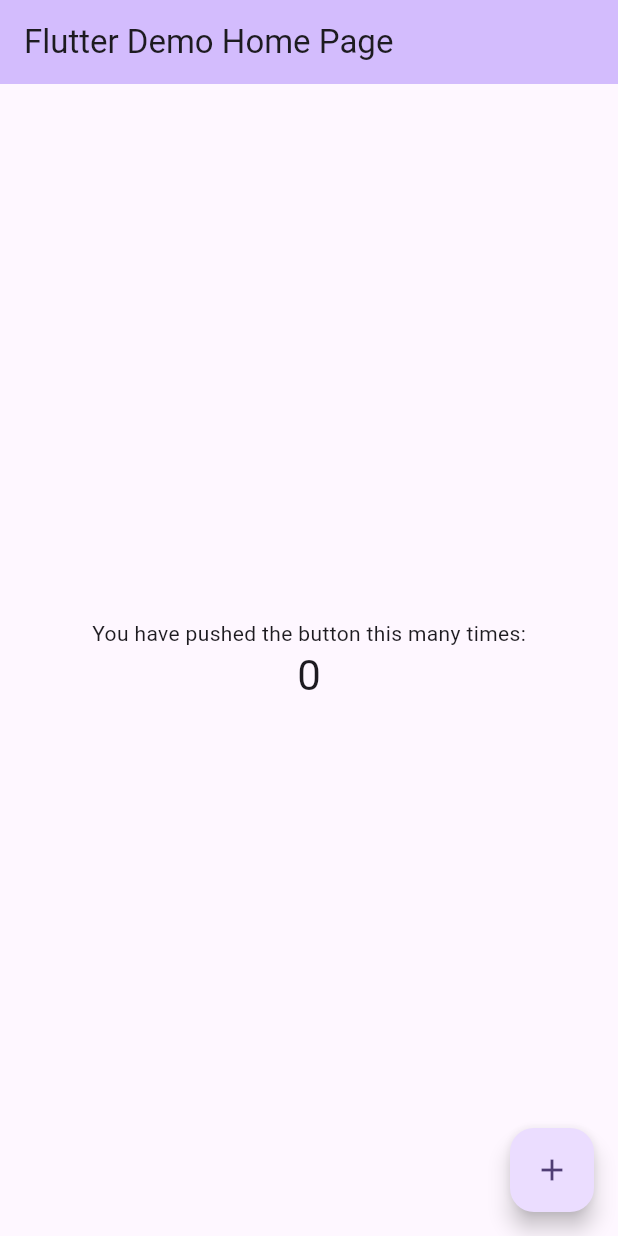
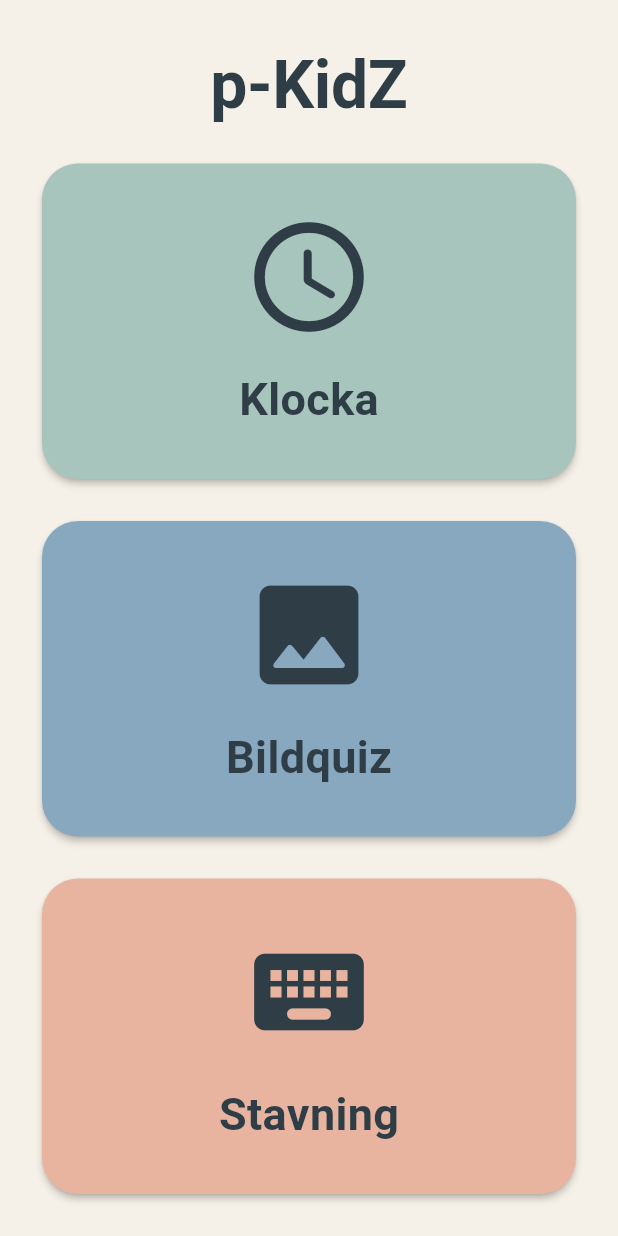
Before and after one commit to tjabZ/pkidz, a Flutter app: the screen it shows after launch, on a phone screen of 412 x 824 dp. Run offline on Flutter 3.47's test engine with Material 3 defaults, Android fonts, the phone set to English and light mode, and no system bars; our stand-ins replace shared_preferences.

Commit message:
Phase 1: app skeleton & home shell
Replaces the counter boilerplate with the p-KidZ shell:
- Soft Scandinavian theme (theme/palette.dart, theme/app_theme.dart)
- Home screen with 3 module tiles, orientation-aware (column/row)
- Klocka/Bildquiz/Stavning placeholder screens behind a shared
  ModuleScaffold with an always-visible Home button
- Persistent settings store via shared_preferences (SettingsController +
  SettingsScope), writing defaults on first launch
- Widget tests: tile render, navigation in/out, first-launch defaults

Co-Authored-By: Claude Opus 4.7 <noreply@anthropic.com>

```diff
--- a/lib/main.dart
+++ b/lib/main.dart
@@ -1,121 +1,30 @@
 import 'package:flutter/material.dart';
 
-void main() {
-  runApp(const MyApp());
+import 'settings/settings_controller.dart';
+import 'settings/settings_scope.dart';
+import 'shell/home_screen.dart';
+import 'theme/app_theme.dart';
+
+Future<void> main() async {
+  WidgetsFlutterBinding.ensureInitialized();
+  final settings = await SettingsController.load();
+  runApp(PkidzApp(settings: settings));
 }
 
-class MyApp extends StatelessWidget {
-  const MyApp({super.key});
+class PkidzApp extends StatelessWidget {
+  const PkidzApp({super.key, required this.settings});
 
-  // This widget is the root of your application.
-  @override
-  Widget build(BuildContext context) {
-    return MaterialApp(
-      title: 'Flutter Demo',
-      theme: ThemeData(
-        // This is the theme of your application.
-        //
-        // TRY THIS: Try running your application with "flutter run". You'll see
-        // the application has a purple toolbar. Then, without quitting the app,
-        // try changing the seedColor in the colorScheme below to Colors.green
-        // and then invoke "hot reload" (save your changes or press the "hot
-        // reload" button in a Flutter-supported IDE, or press "r" if you used
-        // the command line to start the app).
-        //
-        // Notice that the counter didn't reset back to zero; the application
-        // state is not lost during the reload. To reset the state, use hot
-        // restart instead.
-        //
-        // This works for code too, not just values: Most code changes can be
-        // tested with just a hot reload.
-        colorScheme: .fromSeed(seedColor: Colors.deepPurple),
-      ),
-      home: const MyHomePage(title: 'Flutter Demo Home Page'),
-    );
-  }
-}
-
-class MyHomePage extends StatefulWidget {
-  const MyHomePage({super.key, required this.title});
-
-  // This widget is the home page of your application. It is stateful, meaning
-  // that it has a State object (defined below) that contains fields that affect
-  // how it looks.
-
-  // This class is the configuration for the state. It holds the values (in this
-  // case the title) provided by the parent (in this case the App widget) and
-  // used by the build method of the State. Fields in a Widget subclass are
-  // always marked "final".
-
-  final String title;
-
-  @override
-  State<MyHomePage> createState() => _MyHomePageState();
-}
-
-class _MyHomePageState extends State<MyHomePage> {
-  int _counter = 0;
-
-  void _incrementCounter() {
-    setState(() {
-      // This call to setState tells the Flutter framework that something has
-      // changed in this State, which causes it to rerun the build method below
-      // so that the display can reflect the updated values. If we changed
-      // _counter without calling setState(), then the build method would not be
-      // called again, and so nothing would appear to happen.
-      _counter++;
-    });
-  }
+  final SettingsController settings;
 
   @override
   Widget build(BuildContext context) {
-    // This method is rerun every time setState is called, for instance as done
-    // by the _incrementCounter method above.
-    //
-    // The Flutter framework has been optimized to make rerunning build methods
-    // fast, so that you can just rebuild anything that needs updating rather
-    // than having to individually change instances of widgets.
-    return Scaffold(
-      appBar: AppBar(
-        // TRY THIS: Try changing the color here to a specific color (to
-        // Colors.amber, perhaps?) and trigger a hot reload to see the AppBar
-        // change color while the other colors stay the same.
-        backgroundColor: Theme.of(context).colorScheme.inversePrimary,
-        // Here we take the value from the MyHomePage object that was created by
-        // the App.build method, and use it to set our appbar title.
-        title: Text(widget.title),
-      ),
-      body: Center(
-        // Center is a layout widget. It takes a single child and positions it
-        // in the middle of the parent.
-        child: Column(
-          // Column is also a layout widget. It takes a list of children and
-          // arranges them vertically. By default, it sizes itself to fit its
-          // children horizontally, and tries to be as tall as its parent.
-          //
-          // Column has various properties to control how it sizes itself and
-          // how it positions its children. Here we use mainAxisAlignment to
-          // center the children vertically; the main axis here is the vertical
-          // axis because Columns are vertical (the cross axis would be
-          // horizontal).
-          //
-          // TRY THIS: Invoke "debug painting" (choose the "Toggle Debug Paint"
-          // action in the IDE, or press "p" in the console), to see the
-          // wireframe for each widget.
-          mainAxisAlignment: .center,
-          children: [
-            const Text('You have pushed the button this many times:'),
-            Text(
-              '$_counter',
-              style: Theme.of(context).textTheme.headlineMedium,
-            ),
-          ],
-        ),
-      ),
-      floatingActionButton: FloatingActionButton(
-        onPressed: _incrementCounter,
-        tooltip: 'Increment',
-        child: const Icon(Icons.add),
+    return SettingsScope(
+      controller: settings,
+      child: MaterialApp(
+        title: 'p-KidZ',
+        debugShowCheckedModeBanner: false,
+        theme: buildAppTheme(),
+        home: const HomeScreen(),
       ),
     );
   }
--- /dev/null
+++ b/lib/modules/bildquiz_screen.dart
@@ -0,0 +1,17 @@
+import 'package:flutter/material.dart';
+
+import '../shell/module_scaffold.dart';
+import 'module_placeholder.dart';
+
+class BildquizScreen extends StatelessWidget {
+  const BildquizScreen({super.key});
+
+  @override
+  Widget build(BuildContext context) {
+    return const ModuleScaffold(
+      title: 'Bildquiz',
+      child:
+          ModulePlaceholder(icon: Icons.image_rounded, label: 'Bildquiz'),
+    );
+  }
+}
--- /dev/null
+++ b/lib/modules/klocka_screen.dart
@@ -0,0 +1,16 @@
+import 'package:flutter/material.dart';
+
+import '../shell/module_scaffold.dart';
+import 'module_placeholder.dart';
+
+class KlockaScreen extends StatelessWidget {
+  const KlockaScreen({super.key});
+
+  @override
+  Widget build(BuildContext context) {
+    return const ModuleScaffold(
+      title: 'Klocka',
+      child: ModulePlaceholder(icon: Icons.schedule_rounded, label: 'Klocka'),
+    );
+  }
+}
--- /dev/null
+++ b/lib/modules/stavning_screen.dart
@@ -0,0 +1,17 @@
+import 'package:flutter/material.dart';
+
+import '../shell/module_scaffold.dart';
+import 'module_placeholder.dart';
+
+class StavningScreen extends StatelessWidget {
+  const StavningScreen({super.key});
+
+  @override
+  Widget build(BuildContext context) {
+    return const ModuleScaffold(
+      title: 'Stavning',
+      child:
+          ModulePlaceholder(icon: Icons.keyboard_rounded, label: 'Stavning'),
+    );
+  }
+}
--- /dev/null
+++ b/lib/settings/settings.dart
@@ -0,0 +1,76 @@
+/// How the kid answers in the Klocka module (SPEC.md §6).
+enum KlockaAnswerMethod { multipleChoice, freeText }
+
+/// Stavning difficulty (SPEC.md §8).
+enum StavningDifficulty { easy, medium, hard }
+
+/// All persisted user settings (SPEC.md §10).
+/// Categories are stored as folder-name strings; modules validate them
+/// against loaded content once the content system exists (Phase 2).
+class Settings {
+  const Settings({
+    this.klockaDifficulty = 1,
+    this.klockaAnswerMethod = KlockaAnswerMethod.multipleChoice,
+    this.bildquizCategory = 'djur',
+    this.stavningCategory = 'djur',
+    this.stavningDifficulty = StavningDifficulty.easy,
+  });
+
+  /// Klocka difficulty band, 1–4 (SPEC.md §6).
+  final int klockaDifficulty;
+  final KlockaAnswerMethod klockaAnswerMethod;
+  final String bildquizCategory;
+  final String stavningCategory;
+  final StavningDifficulty stavningDifficulty;
+
+  static const Settings defaults = Settings();
+
+  Settings copyWith({
+    int? klockaDifficulty,
+    KlockaAnswerMethod? klockaAnswerMethod,
+    String? bildquizCategory,
+    String? stavningCategory,
+    StavningDifficulty? stavningDifficulty,
+  }) {
+    return Settings(
+      klockaDifficulty: klockaDifficulty ?? this.klockaDifficulty,
+      klockaAnswerMethod: klockaAnswerMethod ?? this.klockaAnswerMethod,
+      bildquizCategory: bildquizCategory ?? this.bildquizCategory,
+      stavningCategory: stavningCategory ?? this.stavningCategory,
+      stavningDifficulty: stavningDifficulty ?? this.stavningDifficulty,
+    );
+  }
+
+  Map<String, Object> toMap() => {
+        'klockaDifficulty': klockaDifficulty,
+        'klockaAnswerMethod': klockaAnswerMethod.name,
+        'bildquizCategory': bildquizCategory,
+        'stavningCategory': stavningCategory,
+        'stavningDifficulty': stavningDifficulty.name,
+      };
+
+  factory Settings.fromMap(Map<String, Object?> map) {
+    return Settings(
+      klockaDifficulty: (map['klockaDifficulty'] as int?) ?? 1,
+      klockaAnswerMethod: _enumByName(
+        KlockaAnswerMethod.values,
+        map['klockaAnswerMethod'] as String?,
+        KlockaAnswerMethod.multipleChoice,
+      ),
+      bildquizCategory: (map['bildquizCategory'] as String?) ?? 'djur',
+      stavningCategory: (map['stavningCategory'] as String?) ?? 'djur',
+      stavningDifficulty: _enumByName(
+        StavningDifficulty.values,
+        map['stavningDifficulty'] as String?,
+        StavningDifficulty.easy,
+      ),
+    );
+  }
+}
+
+T _enumByName<T extends Enum>(List<T> values, String? name, T fallback) {
+  for (final value in values) {
+    if (value.name == name) return value;
+  }
+  return fallback;
+}
--- /dev/null
+++ b/lib/settings/settings_controller.dart
@@ -0,0 +1,81 @@
+import 'package:flutter/foundation.dart';
+import 'package:shared_preferences/shared_preferences.dart';
+
+import 'settings.dart';
+
+/// Loads, holds, and persists [Settings] via shared_preferences.
+///
+/// On first launch (no stored values) it writes the defaults so the store is
+/// always populated. Listeners (modules, settings screen) rebuild when
+/// settings change.
+class SettingsController extends ChangeNotifier {
+  SettingsController._(this._prefs, this._settings);
+
+  final SharedPreferences _prefs;
+  Settings _settings;
+
+  Settings get settings => _settings;
+
+  static const _firstLaunchKey = 'settings.initialized';
+  static const _klockaDifficultyKey = 'settings.klockaDifficulty';
+  static const _klockaAnswerMethodKey = 'settings.klockaAnswerMethod';
+  static const _bildquizCategoryKey = 'settings.bildquizCategory';
+  static const _stavningCategoryKey = 'settings.stavningCategory';
+  static const _stavningDifficultyKey = 'settings.stavningDifficulty';
+
+  /// Reads settings from disk, writing defaults on first launch.
+  static Future<SettingsController> load() async {
+    final prefs = await SharedPreferences.getInstance();
+
+    if (!(prefs.getBool(_firstLaunchKey) ?? false)) {
+      final controller = SettingsController._(prefs, Settings.defaults);
+      await controller._persist();
+      await prefs.setBool(_firstLaunchKey, true);
+      return controller;
+    }
+
+    final settings = Settings(
+      klockaDifficulty: prefs.getInt(_klockaDifficultyKey) ?? 1,
+      klockaAnswerMethod: _readEnum(
+        prefs.getString(_klockaAnswerMethodKey),
+        KlockaAnswerMethod.values,
+        KlockaAnswerMethod.multipleChoice,
+      ),
+      bildquizCategory: prefs.getString(_bildquizCategoryKey) ?? 'djur',
+      stavningCategory: prefs.getString(_stavningCategoryKey) ?? 'djur',
+      stavningDifficulty: _readEnum(
+        prefs.getString(_stavningDifficultyKey),
+        StavningDifficulty.values,
+        StavningDifficulty.easy,
+      ),
+    );
+    return SettingsController._(prefs, settings);
+  }
+
+  /// Replaces the current settings and persists them.
+  Future<void> update(Settings settings) async {
+    _settings = settings;
+    await _persist();
+    notifyListeners();
+  }
+
+  /// Restores defaults (SPEC.md §10 reset-to-defaults).
+  Future<void> resetToDefaults() => update(Settings.defaults);
+
+  Future<void> _persist() async {
+    await _prefs.setInt(_klockaDifficultyKey, _settings.klockaDifficulty);
+    await _prefs.setString(
+        _klockaAnswerMethodKey, _settings.klockaAnswerMethod.name);
+    await _prefs.setString(_bildquizCategoryKey, _settings.bildquizCategory);
+    await _prefs.setString(_stavningCategoryKey, _settings.stavningCategory);
+    await _prefs.setString(
+        _stavningDifficultyKey, _settings.stavningDifficulty.name);
+  }
+
+  static T _readEnum<T extends Enum>(String? name, List<T> values, T fallback) {
+    for (final value in values) {
+      if (value.name == name) return value;
+    }
+    return fallback;
+  }
+}
--- /dev/null
+++ b/lib/settings/settings_scope.dart
@@ -0,0 +1,20 @@
+import 'package:flutter/widgets.dart';
+
+import 'settings_controller.dart';
+
+/// Exposes the [SettingsController] to the widget tree. Widgets that call
+/// [SettingsScope.of] rebuild when settings change.
+class SettingsScope extends InheritedNotifier<SettingsController> {
+  const SettingsScope({
+    super.key,
+    required SettingsController controller,
+    required super.child,
+  }) : super(notifier: controller);
+
+  static SettingsController of(BuildContext context) {
+    final scope =
+        context.dependOnInheritedWidgetOfExactType<SettingsScope>();
+    assert(scope != null, 'No SettingsScope found in the widget tree');
+    return scope!.notifier!;
+  }
+}
--- /dev/null
+++ b/lib/shell/home_screen.dart
@@ -0,0 +1,108 @@
+import 'package:flutter/material.dart';
+
+import '../modules/bildquiz_screen.dart';
+import '../modules/klocka_screen.dart';
+import '../modules/stavning_screen.dart';
+import '../theme/palette.dart';
+
+/// Home shell: three large tiles, one per module (SPEC.md §5).
+/// Layout reflows between portrait (column) and landscape (row).
+class HomeScreen extends StatelessWidget {
+  const HomeScreen({super.key});
+
+  @override
+  Widget build(BuildContext context) {
+    final tiles = <_TileData>[
+      _TileData('Klocka', Icons.schedule_rounded, Palette.primary,
+          (_) => const KlockaScreen()),
+      _TileData('Bildquiz', Icons.image_rounded, Palette.secondary,
+          (_) => const BildquizScreen()),
+      _TileData('Stavning', Icons.keyboard_rounded, Palette.accent,
+          (_) => const StavningScreen()),
+    ];
+
+    return Scaffold(
+      body: SafeArea(
+        child: Padding(
+          padding: const EdgeInsets.all(24),
+          child: Column(
+            children: [
+              const SizedBox(height: 8),
+              Text(
+                'p-KidZ',
+                style: Theme.of(context).textTheme.displayLarge?.copyWith(
+                      fontSize: 44,
+                    ),
+              ),
+              const SizedBox(height: 24),
+              Expanded(
+                child: OrientationBuilder(
+                  builder: (context, orientation) {
+                    final children = [
+                      for (final tile in tiles)
+                        Expanded(child: _HomeTile(data: tile)),
+                    ];
+                    const gap = SizedBox(width: 20, height: 20);
+                    final spaced = <Widget>[];
+                    for (var i = 0; i < children.length; i++) {
+                      if (i > 0) spaced.add(gap);
+                      spaced.add(children[i]);
+                    }
+                    return orientation == Orientation.portrait
+                        ? Column(children: spaced)
+                        : Row(children: spaced);
+                  },
+                ),
+              ),
+            ],
+          ),
+        ),
+      ),
+    );
+  }
+}
+
+class _TileData {
+  const _TileData(this.label, this.icon, this.color, this.builder);
+
+  final String label;
+  final IconData icon;
+  final Color color;
+  final WidgetBuilder builder;
+}
+
+class _HomeTile extends StatelessWidget {
+  const _HomeTile({required this.data});
+
+  final _TileData data;
+
+  @override
+  Widget build(BuildContext context) {
+    return Card(
+      color: data.color,
+      child: InkWell(
+        borderRadius: BorderRadius.circular(24),
+        onTap: () => Navigator.of(context).push(
+          MaterialPageRoute(builder: data.builder),
+        ),
+        child: Center(
+          child: Column(
+            mainAxisSize: MainAxisSize.min,
+            children: [
+              Icon(data.icon, size: 88, color: Palette.text),
+              const SizedBox(height: 16),
+              Text(
+                data.label,
+                style: const TextStyle(
+                  fontSize: 30,
+                  fontWeight: FontWeight.w700,
+                  color: Palette.text,
+                ),
+              ),
+            ],
+          ),
+        ),
+      ),
+    );
+  }
+}
--- /dev/null
+++ b/lib/theme/app_theme.dart
@@ -0,0 +1,54 @@
+import 'package:flutter/material.dart';
+
+import 'palette.dart';
+
+/// Builds the app-wide [ThemeData] from the Soft Scandinavian palette.
+/// Rounded corners, generous spacing, large readable type (SPEC.md §4).
+ThemeData buildAppTheme() {
+  final colorScheme = ColorScheme.fromSeed(
+    seedColor: Palette.primary,
+    brightness: Brightness.light,
+    primary: Palette.primary,
+    secondary: Palette.secondary,
+    tertiary: Palette.accent,
+    surface: Palette.background,
+    onPrimary: Palette.text,
+    onSecondary: Palette.text,
+    onSurface: Palette.text,
+  );
+
+  const radius = BorderRadius.all(Radius.circular(24));
+
+  return ThemeData(
+    useMaterial3: true,
+    colorScheme: colorScheme,
+    scaffoldBackgroundColor: Palette.background,
+    textTheme: const TextTheme(
+      displayLarge: TextStyle(fontWeight: FontWeight.w700, color: Palette.text),
+      headlineMedium:
+          TextStyle(fontWeight: FontWeight.w700, color: Palette.text),
+      titleLarge: TextStyle(fontWeight: FontWeight.w600, color: Palette.text),
+      bodyLarge: TextStyle(fontSize: 20, color: Palette.text),
+    ),
+    appBarTheme: const AppBarTheme(
+      backgroundColor: Palette.background,
+      foregroundColor: Palette.text,
+      elevation: 0,
+      centerTitle: true,
+    ),
+    cardTheme: const CardThemeData(
+      color: Colors.white,
+      elevation: 2,
+      shape: RoundedRectangleBorder(borderRadius: radius),
+    ),
+    elevatedButtonTheme: ElevatedButtonThemeData(
+      style: ElevatedButton.styleFrom(
+        backgroundColor: Palette.primary,
+        foregroundColor: Palette.text,
+        shape: const RoundedRectangleBorder(borderRadius: radius),
+        padding: const EdgeInsets.symmetric(horizontal: 28, vertical: 18),
+        textStyle: const TextStyle(fontSize: 22, fontWeight: FontWeight.w600),
+      ),
+    ),
+  );
+}
--- /dev/null
+++ b/lib/theme/palette.dart
@@ -0,0 +1,16 @@
+import 'package:flutter/material.dart';
+
+/// Soft Scandinavian palette — see SPEC.md §4.
+/// Calm, warm, low-saturation colors with kid-sized contrast.
+class Palette {
+  Palette._();
+
+  static const Color background = Color(0xFFF6F1E8); // warm cream
+  static const Color primary = Color(0xFFA7C5BD); // sage
+  static const Color secondary = Color(0xFF88A8C0); // muted blue
+  static const Color accent = Color(0xFFE8B4A0); // peach
+  static const Color text = Color(0xFF2F3E46); // deep slate
+  static const Color correct = Color(0xFFB5D3A8); // right-answer border
+  static const Color correctBg = Color(0xFFC8E0B5); // right-answer fill
+  static const Color wrong = Color(0xFFE8A3A3); // wrong-answer feedback
+}
--- a/pubspec.yaml
+++ b/pubspec.yaml
@@ -34,6 +34,7 @@ dependencies:
   # The following adds the Cupertino Icons font to your application.
   # Use with the CupertinoIcons class for iOS style icons.
   cupertino_icons: ^1.0.8
+  shared_preferences: ^2.5.5
 
 dev_dependencies:
   flutter_test:
```
Also changed, not shown: lib/modules/module_placeholder.dart (added, +33 -0 lines), lib/shell/module_scaffold.dart (added, +38 -0 lines), pubspec.lock, 2 other files.
